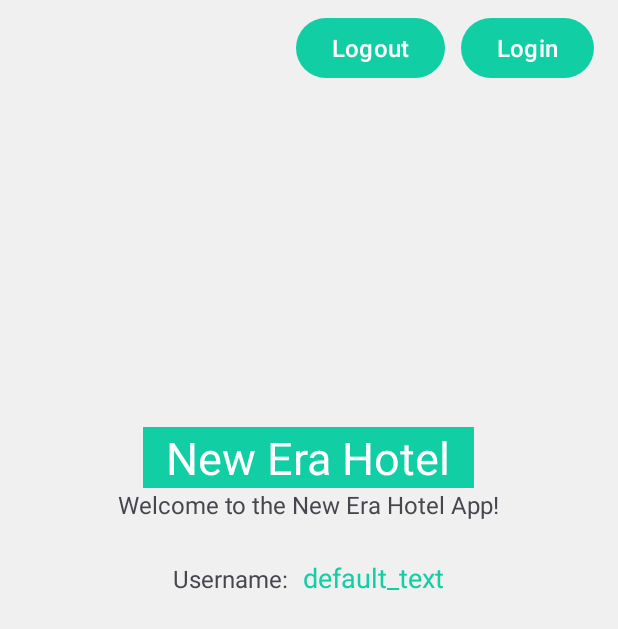
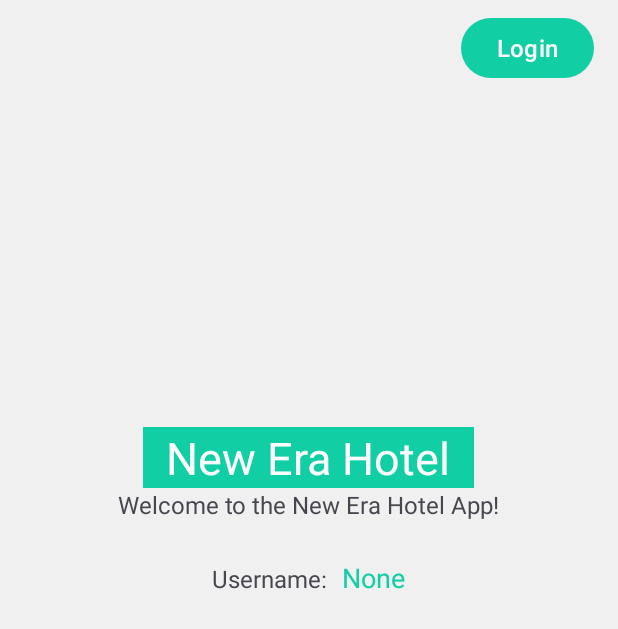
Before and after one commit to jielim36/Hotel-Booking-System-Android, an Android app: the layout activity_main.xml on its own in the app's theme, with its tools: preview values and no code run, on a phone screen of 412 x 824 dp. Shown: the top 629 px of the screen. Run offline under Robolectric (Android 15) with nearby library versions, the phone set to English and light mode, and no system bars.

Commit message:
fixed bug about login and auto login error, and register regex rules error

```diff
--- a/app/src/main/res/layout/activity_main.xml
+++ b/app/src/main/res/layout/activity_main.xml
@@ -7,7 +7,7 @@
     tools:context=".MainActivity">
 
     <Button
-        android:id="@+id/login_btn"
+        android:id="@+id/loginAndLogout_btn"
         android:layout_width="wrap_content"
         android:layout_height="wrap_content"
         android:text="Login"
@@ -16,17 +16,6 @@
         app:layout_constraintStart_toStartOf="parent"
         app:layout_constraintEnd_toEndOf="parent"
         app:layout_constraintVertical_bias="0.01"
-        app:layout_constraintHorizontal_bias="0.95"
-        />
-
-    <Button
-        android:id="@+id/logout_btn"
-        android:layout_width="wrap_content"
-        android:layout_height="wrap_content"
-        android:text="Logout"
-        app:layout_constraintBaseline_toBaselineOf="@+id/login_btn"
-        app:layout_constraintEnd_toStartOf="@+id/login_btn"
-        app:layout_constraintStart_toStartOf="parent"
         app:layout_constraintHorizontal_bias="0.95"
         />
 
@@ -81,7 +70,7 @@
                 android:id="@+id/username_tv"
                 android:layout_width="wrap_content"
                 android:layout_height="wrap_content"
-                android:text="default_text"
+                android:text="None"
                 android:textColor="@color/app_primary_color"
                 style="@style/big_text"
                 />
--- a/app/src/main/res/layout/activity_register.xml
+++ b/app/src/main/res/layout/activity_register.xml
@@ -96,6 +96,7 @@
             android:layout_height="wrap_content"
             android:layout_weight="1"
             android:textSize="12sp"
+            android:hint="YYMMDD-XX-YY"
             />
     </LinearLayout>
     <LinearLayout
@@ -116,6 +117,7 @@
             android:layout_height="wrap_content"
             android:layout_weight="1"
             android:textSize="12sp"
+            android:hint="60198765432"
             />
     </LinearLayout>
 
```
Also changed, not shown: app/src/main/java/com/hotel_booking_systems_android/MainActivity.java (+38 -18 lines), app/src/main/java/com/hotel_booking_systems_android/activity/LoginActivity.java (+4 -11 lines), app/src/main/java/com/hotel_booking_systems_android/activity/RegisterActivity.java (+5 -3 lines).
